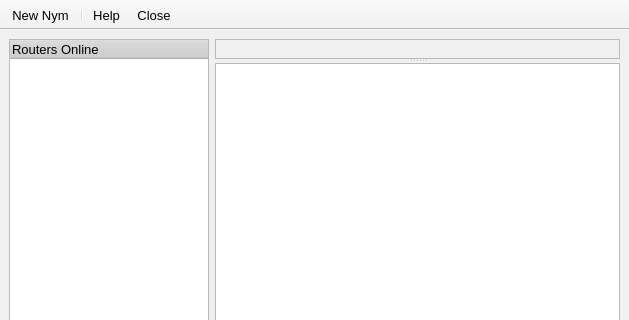
This is src/gui/network/netviewer.ui in a-ilin/vidalia as Qt 5 draws it before an edit; both pictures show x 0 to 629 and y 0 to 320 of the 629 by 622 pixel window. The edited form follows.
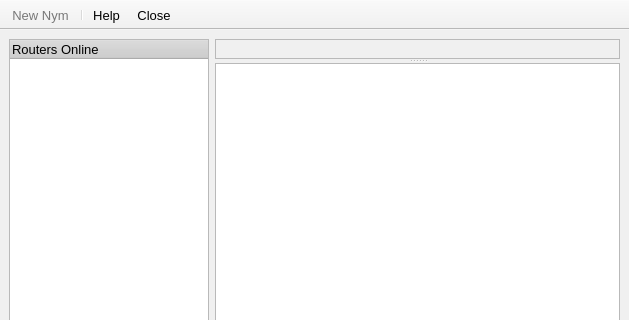
This is the edited form. Icons and pictures are not drawn.

Commit message:
Tie the enabled/disabled state of the New Nym button to the status of the control connection.
svn:r735

What changed in the file:
```diff
--- a/src/gui/network/netviewer.ui
+++ b/src/gui/network/netviewer.ui
@@ -457,6 +457,9 @@
    <property name="text" >
     <string>New Nym</string>
    </property>
+   <property name="enabled" >
+    <bool>false</bool>
+   </property>
    <property name="font" >
     <font>
      <family>Arial</family>
```
The commit also changes 1 other file.
